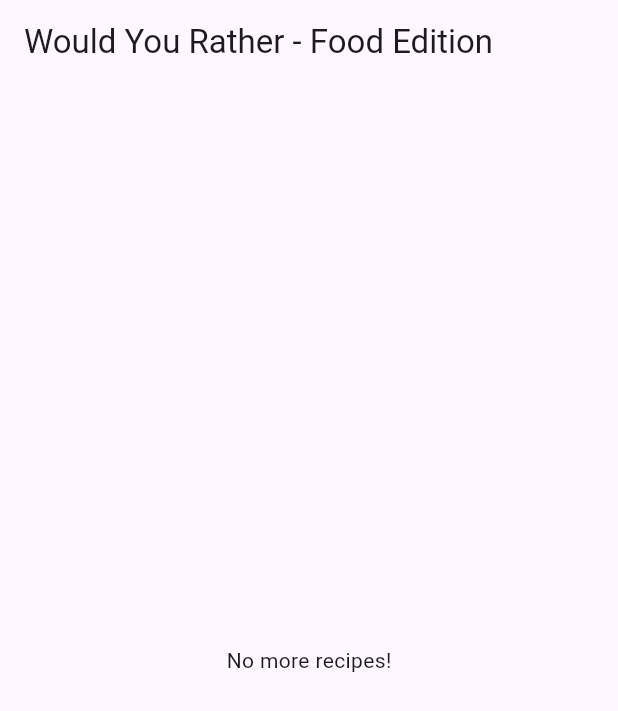
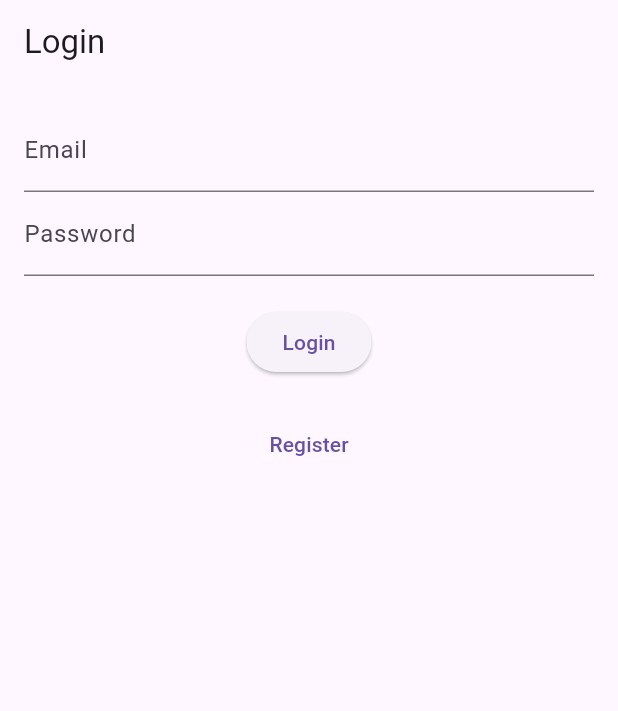
Before and after one commit to BasamDawii/recipe_swiper, a Flutter app: the screen it shows after launch, on a phone screen of 412 x 824 dp. Shown: the top 711 px of the screen. Run offline on Flutter 3.47's test engine with Material 3 defaults, Android fonts, the phone set to English and light mode, and no system bars; our stand-ins replace supabase_flutter; accounts and stored records are empty.

Commit message:
loginAndRegister

```diff
--- a/lib/main.dart
+++ b/lib/main.dart
@@ -1,28 +1,36 @@
 import 'package:flutter/material.dart';
 import 'package:provider/provider.dart';
 import 'package:recipe_swiper/providers/recipe_provider.dart';
-import 'package:recipe_swiper/views/home_page.dart';
+import 'package:recipe_swiper/providers/user_provider.dart';
+import 'package:recipe_swiper/services/supabase_service.dart';
+import 'package:recipe_swiper/views/login_page.dart';
 
-void main() {
+
+void main() async {
+  WidgetsFlutterBinding.ensureInitialized();
+  await SupabaseService().initialize();
   runApp(MyApp());
 }
 
 class MyApp extends StatelessWidget {
   @override
   Widget build(BuildContext context) {
-    return ChangeNotifierProvider(
-      create: (context) => RecipeProvider(),
+    return MultiProvider(
+      providers: [
+        ChangeNotifierProvider(create: (_) => RecipeProvider()),
+        ChangeNotifierProvider(create: (_) => UserProvider()),
+      ],
       child: MaterialApp(
-        title: 'Food recipe',
+        title: 'Food Recipe',
         debugShowCheckedModeBanner: false,
         theme: ThemeData(
           primarySwatch: Colors.blue,
           primaryColor: Colors.white,
           textTheme: TextTheme(
-            headlineLarge: TextStyle(color: Colors.white),
+            titleMedium: TextStyle(color: Colors.white),
           ),
         ),
-        home: HomePage(),
+        home: LoginPage(),
       ),
     );
   }
--- /dev/null
+++ b/lib/providers/user_provider.dart
@@ -0,0 +1,61 @@
+import 'package:flutter/material.dart';
+import 'package:supabase_flutter/supabase_flutter.dart';
+
+class UserProvider with ChangeNotifier {
+  final SupabaseClient supabaseClient = Supabase.instance.client;
+  bool _isLoading = false;
+  String? _errorMessage;
+
+  bool get isLoading => _isLoading;
+  String? get errorMessage => _errorMessage;
+
+  Future<void> signIn(String email, String password) async {
+    _isLoading = true;
+    notifyListeners();
+
+    try {
+      final response = await supabaseClient.auth.signInWithPassword(
+        email: email,
+        password: password,
+      );
+
+      if (response.user == null) {
+        _errorMessage = 'Login failed';
+      } else {
+        _errorMessage = null;
+      }
+    } catch (e) {
+      _errorMessage = 'An error occurred. Please try again.';
+    } finally {
+      _isLoading = false;
+      notifyListeners();
+    }
+  }
+
+  Future<void> signUp(String email, String password) async {
+    _isLoading = true;
+    notifyListeners();
+
+    try {
+      final response = await supabaseClient.auth.signUp(
+        email: email,
+        password: password,
+      );
+
+      if (response.user == null) {
+        _errorMessage = 'Registration failed';
+      } else {
+        _errorMessage = null;
+      }
+    } catch (e) {
+      _errorMessage = 'An error occurred. Please try again.';
+    } finally {
+      _isLoading = false;
+      notifyListeners();
+    }
+  }
+
+  Future<void> signOut() async {
+    await supabaseClient.auth.signOut();
+  }
+}
--- /dev/null
+++ b/lib/views/login_page.dart
@@ -0,0 +1,71 @@
+import 'package:flutter/material.dart';
+import 'package:provider/provider.dart';
+import 'package:recipe_swiper/providers/user_provider.dart';
+import 'package:recipe_swiper/views/register_page.dart';
+import 'package:recipe_swiper/views/home_page.dart';
+
+class LoginPage extends StatefulWidget {
+  @override
+  _LoginPageState createState() => _LoginPageState();
+}
+
+class _LoginPageState extends State<LoginPage> {
+  final _emailController = TextEditingController();
+  final _passwordController = TextEditingController();
+
+  @override
+  Widget build(BuildContext context) {
+    final userProvider = Provider.of<UserProvider>(context);
+
+    return Scaffold(
+      appBar: AppBar(title: Text('Login')),
+      body: Padding(
+        padding: const EdgeInsets.all(16.0),
+        child: Column(
+          children: [
+            TextField(
+              controller: _emailController,
+              decoration: InputDecoration(labelText: 'Email'),
+            ),
+            TextField(
+              controller: _passwordController,
+              decoration: InputDecoration(labelText: 'Password'),
+              obscureText: true,
+            ),
+            SizedBox(height: 20),
+            userProvider.isLoading
+                ? CircularProgressIndicator()
+                : ElevatedButton(
+              onPressed: () async {
+                await userProvider.signIn(
+                  _emailController.text,
+                  _passwordController.text,
+                );
+                if (userProvider.errorMessage == null) {
+                  Navigator.pushReplacement(
+                    context,
+                    MaterialPageRoute(builder: (context) => HomePage()),
+                  );
+                }
+              },
+              child: Text('Login'),
+            ),
+            SizedBox(height: 20),
+            userProvider.errorMessage != null
+                ? Text(userProvider.errorMessage!)
+                : Container(),
+            TextButton(
+              onPressed: () {
+                Navigator.push(
+                  context,
+                  MaterialPageRoute(builder: (context) => RegisterPage()),
+                );
+              },
+              child: Text('Register'),
+            ),
+          ],
+        ),
+      ),
+    );
+  }
+}
--- a/pubspec.yaml
+++ b/pubspec.yaml
@@ -37,6 +37,7 @@ dependencies:
   # Use with the CupertinoIcons class for iOS style icons.
   cupertino_icons: ^1.0.6
   provider: ^6.1.2
+  supabase_flutter: ^2.5.3
 
 dev_dependencies:
   flutter_test:
```
Also changed, not shown: lib/services/supabase_service.dart (added, +10 -0 lines), lib/views/register_page.dart (added, +61 -0 lines), pubspec.lock, 1 other file.
